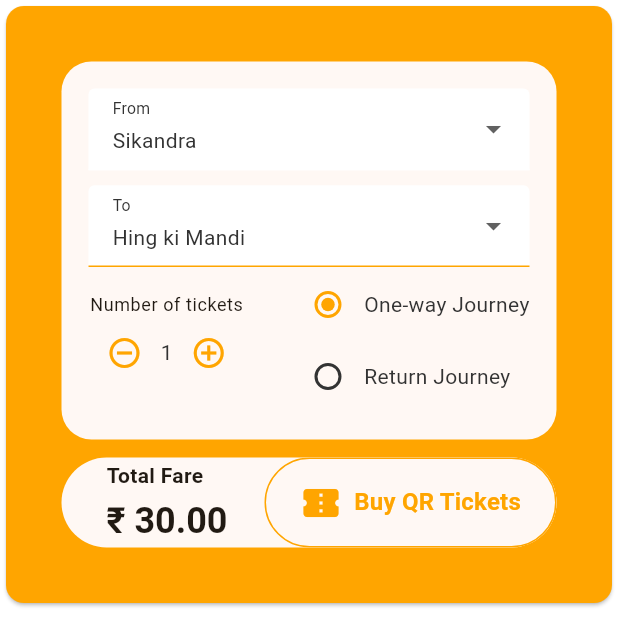
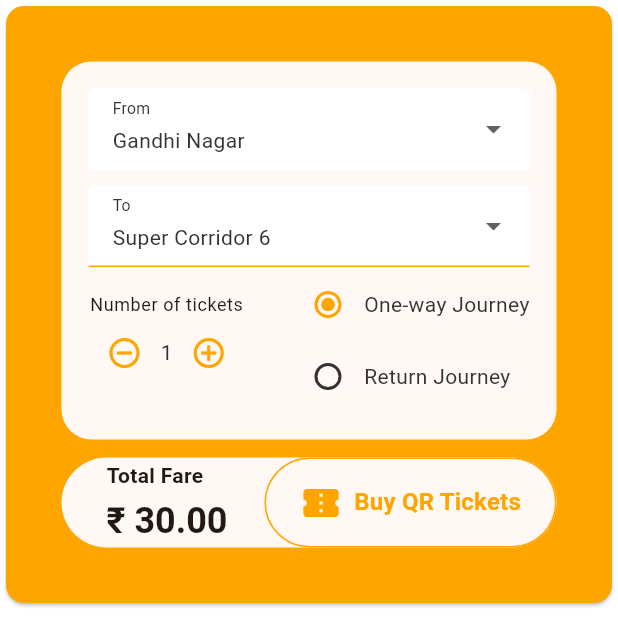
Before and after one commit to Developer-three/metro_app, a Flutter app: the GNavigation screen opened directly, on a phone screen of 412 x 824 dp, the top half of it. Run offline on Flutter 3.47's test engine with Material 3 defaults, Android fonts, the phone set to English and light mode, and no system bars; drawn by our look-alikes of google_nav_bar; our stand-ins replace connectivity_plus, qr_flutter, sqflite; accounts and stored records are empty; network calls fail.

Commit message:
Update new files

```diff
--- a/lib/dashboard_screens/home_page.dart
+++ b/lib/dashboard_screens/home_page.dart
@@ -26,24 +26,17 @@ class _DashBoardScreenState extends State<DashBoardScreen> {
     Center(child: Text("Line Map")),
     Center(child: Text("Menu")),
   ];
-  String fromStation = "Sikandra";
-  String toStation = "Hing ki Mandi";
+  String fromStation = "Gandhi Nagar";
+  String toStation = "Super Corridor 6";
   int tickets = 1;
   String journeyType = "One-way Journey";
 
   final Map<String, String> stationCodes = {
-    "Sikandra": "01",
-    "Ambedkar University": "02",
-    "RBS College": "03",
-    "Raja ki Mandi": "04",
-    "St John’s (Agra University)": "05",
-    "Medical College": "06",
-    "Hing ki Mandi": "07",
-    "Jama Masjid": "08",
-    "Agra Fort": "09",
-    "Taj Mahal": "10",
-    "Sadat Bazar": "11",
-    "Basai": "12",
+    "Gandhi Nagar": "01",
+    "Super Corridor 6": "02",
+    "Super Corridor 5": "03",
+    "Super Corridor 4": "04",
+    "Super Corridor 3": "05",
   };
   bool isloading = false;
 
@@ -53,9 +46,9 @@ class _DashBoardScreenState extends State<DashBoardScreen> {
     final String? toCode = stationCodes[toStation];
 
     if (fromCode == null || toCode == null) {
-      ScaffoldMessenger.of(context).showSnackBar(
-        SnackBar(content: Text("Invalid station selection")),
-      );
+      ScaffoldMessenger.of(
+        context,
+      ).showSnackBar(SnackBar(content: Text("Invalid station selection")));
       return;
     }
 
@@ -65,7 +58,7 @@ class _DashBoardScreenState extends State<DashBoardScreen> {
     print("Api calling");
     try {
       var response = await http.post(
-        Uri.parse("http://192.168.1.47:10000/api/v1/generate-ticket"),
+        Uri.parse("http://192.168.1.43:10000/api/v1/generate-ticket"),
         headers: {"Content-Type": "application/json"},
         body: json.encode({
           "source": fromCode,
@@ -74,13 +67,11 @@ class _DashBoardScreenState extends State<DashBoardScreen> {
           "productId": journeyType == "One-way Journey" ? "06" : "07",
           "paymentMode": "UPI",
         }),
-
       );
 
       setState(() {
         isloading = false;
       });
-      print("Api is calling");
 
       if (response.statusCode == 200) {
         print("$response");
@@ -89,7 +80,8 @@ class _DashBoardScreenState extends State<DashBoardScreen> {
         final qrString = data['qrData'];
         final transactionId = data['transactionId'];
         final orderId = data['orderId'];
-        final ticketId = data['ticketId']; // Adjust field names based on API response
+        final ticketId =
+            data['ticketId']; // Adjust field names based on API response
 
         print("qrString is :$qrString");
 
@@ -111,7 +103,9 @@ class _DashBoardScreenState extends State<DashBoardScreen> {
       } else {
         print("Server Error: ${response.body}");
         Navigator.pushReplacement(
-            context, MaterialPageRoute(builder: (context) => TicketFailedScreen()));
+          context,
+          MaterialPageRoute(builder: (context) => TicketFailedScreen()),
+        );
       }
     } catch (e) {
       setState(() {
@@ -125,33 +119,27 @@ class _DashBoardScreenState extends State<DashBoardScreen> {
   }
 
   final List<String> stations = [
-    "Sikandra",
-    "Ambedkar University",
-    "RBS College",
-    "Raja ki Mandi",
-    "St John’s (Agra University)",
-    "Medical College",
-    "Hing ki Mandi",
-    "Jama Masjid",
-    "Agra Fort",
-    "Taj Mahal",
-    "Sadat Bazar",
-    "Basai",
+    "Gandhi Nagar",
+    "Super Corridor 6",
+    "Super Corridor 5",
+    "Super Corridor 4",
+    "Super Corridor 3",
   ];
 
-  List<TicketModel> availableTickets=[];
-  List<TicketModel> usedTickets=[];
+  List<TicketModel> availableTickets = [];
+  List<TicketModel> usedTickets = [];
 
-  void didChangeDependencies(){
+  void didChangeDependencies() {
     super.didChangeDependencies();
     _loadTicketsFromDB();
   }
 
   Future<void> _loadTicketsFromDB() async {
-    availableTickets = await TicketDatabase.instance.fetchTickets(isUsed: false);
+    availableTickets = await TicketDatabase.instance.fetchTickets(
+      isUsed: false,
+    );
     usedTickets = await TicketDatabase.instance.fetchTickets(isUsed: true);
-    setState(() {
-    });
+    setState(() {});
   }
 
   bool _validateStations() {
@@ -161,14 +149,25 @@ class _DashBoardScreenState extends State<DashBoardScreen> {
         builder: (BuildContext context) {
           return AlertDialog(
             backgroundColor: Theme.of(context).dialogBackgroundColor,
-            title: Text("Invalid Selection", style: Theme.of(context).textTheme.titleLarge),
-            content: Text("From and To stations cannot be the same.", style: Theme.of(context).textTheme.bodyMedium),
+            title: Text(
+              "Invalid Selection",
+              style: Theme.of(context).textTheme.titleLarge,
+            ),
+            content: Text(
+              "From and To stations cannot be the same.",
+              style: Theme.of(context).textTheme.bodyMedium,
+            ),
             actions: [
               TextButton(
                 onPressed: () {
                   Navigator.of(context).pop();
                 },
-                child: Text("OK", style: TextStyle(color: Theme.of(context).colorScheme.primary)),
+                child: Text(
+                  "OK",
+                  style: TextStyle(
+                    color: Theme.of(context).colorScheme.primary,
+                  ),
+                ),
               ),
             ],
           );
@@ -196,7 +195,9 @@ class _DashBoardScreenState extends State<DashBoardScreen> {
               padding: const EdgeInsets.all(0.0),
               child: Card(
                 color: colorScheme.primary,
-                shape: RoundedRectangleBorder(borderRadius: BorderRadius.circular(12)),
+                shape: RoundedRectangleBorder(
+                  borderRadius: BorderRadius.circular(12),
+                ),
                 child: Padding(
                   padding: const EdgeInsets.all(37.0),
                   child: Column(
@@ -217,14 +218,21 @@ class _DashBoardScreenState extends State<DashBoardScreen> {
                                 labelText: "From",
                                 labelStyle: textTheme.bodyMedium,
                                 enabledBorder: UnderlineInputBorder(
-                                  borderSide: BorderSide(color: colorScheme.secondary),
+                                  borderSide: BorderSide(
+                                    color: colorScheme.secondary,
+                                  ),
                                 ),
                               ),
                               items: stations
-                                  .map((station) => DropdownMenuItem(
+                                  .map(
+                                    (station) => DropdownMenuItem(
                                       value: station,
-                                child: Text(station, style: textTheme.bodyMedium),
-                              ))
+                                      child: Text(
+                                        station,
+                                        style: textTheme.bodyMedium,
+                                      ),
+                                    ),
+                                  )
                                   .toList(),
                               onChanged: (val) {
                                 setState(() {
@@ -241,14 +249,21 @@ class _DashBoardScreenState extends State<DashBoardScreen> {
                                 labelText: "To",
                                 labelStyle: textTheme.bodyMedium,
                                 enabledBorder: UnderlineInputBorder(
-                                  borderSide: BorderSide(color: colorScheme.primary),
+                                  borderSide: BorderSide(
+                                    color: colorScheme.primary,
+                                  ),
                                 ),
                               ),
                               items: stations
-                                  .map((station) => DropdownMenuItem(
+                                  .map(
+                                    (station) => DropdownMenuItem(
                                       value: station,
-                                child: Text(station, style: textTheme.bodyMedium ),
-                              ))
+                                      child: Text(
+                                        station,
+                                        style: textTheme.bodyMedium,
+                                      ),
+                                    ),
+                                  )
                                   .toList(),
                               onChanged: (val) {
                                 setState(() {
@@ -277,18 +292,27 @@ class _DashBoardScreenState extends State<DashBoardScreen> {
                                               });
                                             }
                                           },
-                                          icon: Icon(Icons.remove_circle_outline, color: colorScheme.primary),
+                                          icon: Icon(
+                                            Icons.remove_circle_outline,
+                                            color: colorScheme.primary,
+                                          ),
                                           padding: EdgeInsets.zero,
                                           constraints: BoxConstraints(),
                                         ),
-                                        Text("$tickets", style: textTheme.bodyMedium),
+                                        Text(
+                                          "$tickets",
+                                          style: textTheme.bodyMedium,
+                                        ),
                                         IconButton(
                                           onPressed: () {
                                             setState(() {
                                               tickets++;
                                             });
                                           },
-                                          icon: Icon(Icons.add_circle_outline, color: colorScheme.primary),
+                                          icon: Icon(
+                                            Icons.add_circle_outline,
+                                            color: colorScheme.primary,
+                                          ),
                                           padding: EdgeInsets.zero,
                                           constraints: BoxConstraints(),
                                         ),
@@ -351,7 +375,9 @@ class _DashBoardScreenState extends State<DashBoardScreen> {
                         padding: const EdgeInsets.fromLTRB(30, 0, 0, 0),
                         decoration: BoxDecoration(
                           color: colorScheme.background,
-                          borderRadius: const BorderRadius.all(Radius.circular(40)),
+                          borderRadius: const BorderRadius.all(
+                            Radius.circular(40),
+                          ),
                         ),
                         child: Row(
                           children: [
@@ -391,10 +417,14 @@ class _DashBoardScreenState extends State<DashBoardScreen> {
                                 style: ElevatedButton.styleFrom(
                                   backgroundColor: colorScheme.background,
                                   foregroundColor: colorScheme.primary,
-                                  padding: const EdgeInsets.symmetric(vertical: 16),
+                                  padding: const EdgeInsets.symmetric(
+                                    vertical: 16,
+                                  ),
                                   shape: RoundedRectangleBorder(
                                     borderRadius: BorderRadius.circular(30),
-                                    side: BorderSide(color: colorScheme.primary),
+                                    side: BorderSide(
+                                      color: colorScheme.primary,
+                                    ),
                                   ),
                                   elevation: 0,
                                 ),
@@ -434,7 +464,9 @@ class _DashBoardScreenState extends State<DashBoardScreen> {
                 children: [
                   Text(
                     "Latest Transactions",
-                    style: textTheme.titleLarge?.copyWith(fontWeight: FontWeight.bold),
+                    style: textTheme.titleLarge?.copyWith(
+                      fontWeight: FontWeight.bold,
+                    ),
                   ),
                   const SizedBox(height: 10),
                   ...[
@@ -443,14 +475,20 @@ class _DashBoardScreenState extends State<DashBoardScreen> {
                       final expiry = DateTime.tryParse(ticket.validTill);
                       final isActive = expiry != null && expiry.isAfter(now);
 
-                      return InkWell(onTap: (){
-                        Navigator.push(context,MaterialPageRoute
-                          (builder: (context)=>TicketDetailsScreen(ticket: ticket)));
+                      return InkWell(
+                        onTap: () {
+                          Navigator.push(
+                            context,
+                            MaterialPageRoute(
+                              builder: (context) =>
+                                  TicketDetailsScreen(ticket: ticket),
+                            ),
+                          );
                         },
                         child: Card(
                           color: isActive
                               ? AppTheme.thirdColor
-                              :AppTheme.thirdColor,
+                              : AppTheme.thirdColor,
                           child: ListTile(
                             leading: Icon(
                               Icons.qr_code_scanner,
@@ -466,18 +504,23 @@ class _DashBoardScreenState extends State<DashBoardScreen> {
                             ),
                             trailing: Text(
                               "Price:30.00\nNo: ${ticket.ticketId}",
-                              style: Theme.of(context).textTheme.bodySmall?.copyWith(
-                                fontWeight: FontWeight.w500,
-                              ),
+                              style: Theme.of(context).textTheme.bodySmall
+                                  ?.copyWith(fontWeight: FontWeight.w500),
                             ),
                           ),
                         ),
                       );
                     }),
                     ...usedTickets.reversed.take(5).map((ticket) {
-                      return InkWell(onTap: (){
-                        Navigator.push(context, MaterialPageRoute(builder:
-                            (context)=>TicketDetailsScreen(ticket: ticket)));
+                      return InkWell(
+                        onTap: () {
+                          Navigator.push(
+                            context,
+                            MaterialPageRoute(
+                              builder: (context) =>
+                                  TicketDetailsScreen(ticket: ticket),
+                            ),
+                          );
                         },
                         child: Card(
                           color: AppTheme.secondaryColor,
@@ -498,18 +541,16 @@ class _DashBoardScreenState extends State<DashBoardScreen> {
                               "Ticket ID:${ticket.ticketId}\n"
                               "Trans ID:${ticket.transactionId}\nOrder ID:${ticket.orderId}",
 
-                              style: Theme.of(context).textTheme.bodySmall?.copyWith(
-                                fontWeight: FontWeight.w500,
-                              ),
+                              style: Theme.of(context).textTheme.bodySmall
+                                  ?.copyWith(fontWeight: FontWeight.w500),
                             ),
                           ),
                         ),
                       );
                     }),
 
-
                     const SizedBox(height: 10),
-                 ]
+                  ],
                 ],
               ),
             ),
--- a/lib/dashboard_screens/qr_ticket.dart
+++ b/lib/dashboard_screens/qr_ticket.dart
@@ -41,9 +41,9 @@ class _QRTicketScreenState extends State<QRTicketScreen> {
     super.initState();
 
     // ✅ CHANGED: use formatted date (DD.MM.YYYY) instead of ISO string
-    final now = DateTime.now();
+    // final now = DateTime.now();
     validTill = DateFormat('dd-MM-yyyy HH:mm')
-        .format(DateTime.now().add(const Duration(seconds: 10)));
+        .format(DateTime.now().add(const Duration(seconds: 30)));
 
     _saveTicket();
   }
--- a/lib/main.dart
+++ b/lib/main.dart
@@ -1,4 +1,5 @@
 import 'package:flutter/material.dart';
+import 'package:task_metro/screens/splash_screen.dart';
 import 'app.dart';
 
 void main() {
--- a/lib/routes/app_routes.dart
+++ b/lib/routes/app_routes.dart
@@ -1,4 +1,5 @@
-class AppRoutes{
-  static const String login='/login';
-  static const String signup='/signup';
+class AppRoutes {
+  static const String login = '/login';
+  static const String signup = '/signup';
+  static const String splash = '/splash';
 }
```
Also changed, not shown: lib/app.dart (+8 -2 lines), lib/dashboard_screens/bottom_navigation.dart (+19 -18 lines), lib/dashboard_screens/my_tickets/tickets_page.dart (+82 -27 lines), lib/dashboard_screens/success_ticket.dart (+9 -10 lines), lib/screens/login_screen.dart (+16 -2 lines), lib/screens/no_internet_page.dart (added, +78 -0 lines), lib/screens/signup_screen.dart (+42 -15 lines), lib/screens/splash_screen.dart (+45 -9 lines), pubspec.yaml (+18 -3 lines), assets/Applogo.png (added), assets/UPMRC1.png (added), assets/UPMRCLogo.png (added), assets/logo_foreground.png (added), pubspec.lock, 14 other files. Lines whose indentation alone changed are shown as unchanged.
